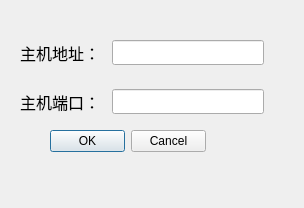
The window that setting.ui (CSU-Bug-Killer/CarDemo2) describes before a commit, drawn with Qt 5.
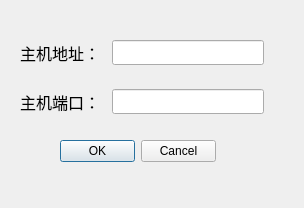
The same window after the commit. Icons and pictures are not drawn.

```diff
--- a/setting.ui
+++ b/setting.ui
@@ -84,8 +84,8 @@
   <widget class="QDialogButtonBox" name="buttonBox">
    <property name="geometry">
     <rect>
-     <x>50</x>
-     <y>130</y>
+     <x>60</x>
+     <y>140</y>
      <width>156</width>
      <height>23</height>
     </rect>
```
